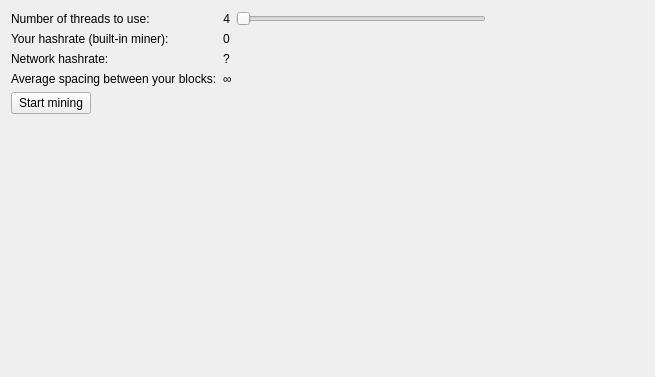
royaltiescoin/royaltiescoin, file src/qt/forms/miningpage.ui: the form before one commit.
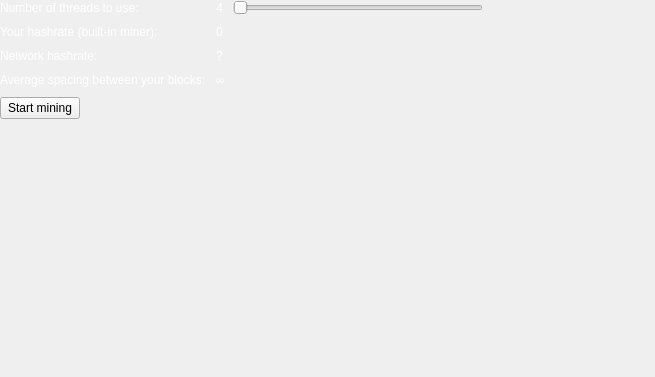
The form after the commit.

The edit to the form file:
```diff
--- a/src/qt/forms/miningpage.ui
+++ b/src/qt/forms/miningpage.ui
@@ -14,14 +14,41 @@
    <string>Form</string>
   </property>
   <layout class="QVBoxLayout" name="verticalLayout">
+   <property name="spacing">
+    <number>10</number>
+   </property>
+   <property name="leftMargin">
+    <number>0</number>
+   </property>
+   <property name="topMargin">
+    <number>0</number>
+   </property>
+   <property name="rightMargin">
+    <number>0</number>
+   </property>
+   <property name="bottomMargin">
+    <number>0</number>
+   </property>
    <item>
     <layout class="QHBoxLayout" name="horizontalLayout">
+     <property name="spacing">
+      <number>10</number>
+     </property>
      <item>
       <layout class="QGridLayout" name="gridLayout">
+       <property name="spacing">
+        <number>10</number>
+       </property>
        <item row="0" column="1">
         <layout class="QHBoxLayout" name="horizontalLayout_2">
+         <property name="spacing">
+          <number>10</number>
+         </property>
          <item>
           <widget class="QLabel" name="labelNCores">
+           <property name="styleSheet">
+            <string notr="true">color:white;</string>
+           </property>
            <property name="text">
             <string>4</string>
            </property>
@@ -47,6 +74,9 @@
        </item>
        <item row="3" column="0">
         <widget class="QLabel" name="label_3">
+         <property name="styleSheet">
+          <string notr="true">color:white;</string>
+         </property>
          <property name="text">
           <string>Average spacing between your blocks:</string>
          </property>
@@ -54,6 +84,9 @@
        </item>
        <item row="1" column="0">
         <widget class="QLabel" name="label_2">
+         <property name="styleSheet">
+          <string notr="true">color:white;</string>
+         </property>
          <property name="text">
           <string>Your hashrate (built-in miner):</string>
          </property>
@@ -61,6 +94,9 @@
        </item>
        <item row="2" column="0">
         <widget class="QLabel" name="label_4">
+         <property name="styleSheet">
+          <string notr="true">color:white;</string>
+         </property>
          <property name="text">
           <string>Network hashrate:</string>
          </property>
@@ -68,6 +104,9 @@
        </item>
        <item row="0" column="0">
         <widget class="QLabel" name="label">
+         <property name="styleSheet">
+          <string notr="true">color:white;</string>
+         </property>
          <property name="text">
           <string>Number of threads to use:</string>
          </property>
@@ -75,6 +114,9 @@
        </item>
        <item row="1" column="1">
         <widget class="QLabel" name="labelYourHashrate">
+         <property name="styleSheet">
+          <string notr="true">color:white;</string>
+         </property>
          <property name="text">
           <string>0</string>
          </property>
@@ -82,6 +124,9 @@
        </item>
        <item row="2" column="1">
         <widget class="QLabel" name="labelNethashrate">
+         <property name="styleSheet">
+          <string notr="true">color:white;</string>
+         </property>
          <property name="text">
           <string>?</string>
          </property>
@@ -89,6 +134,9 @@
        </item>
        <item row="3" column="1">
         <widget class="QLabel" name="labelNextBlock">
+         <property name="styleSheet">
+          <string notr="true">color:white;</string>
+         </property>
          <property name="text">
           <string>∞</string>
          </property>
@@ -113,6 +161,9 @@
    </item>
    <item>
     <layout class="QHBoxLayout" name="horizontalLayout_3">
+     <property name="spacing">
+      <number>10</number>
+     </property>
      <item>
       <widget class="QPushButton" name="pushSwitchMining">
        <property name="text">
```
